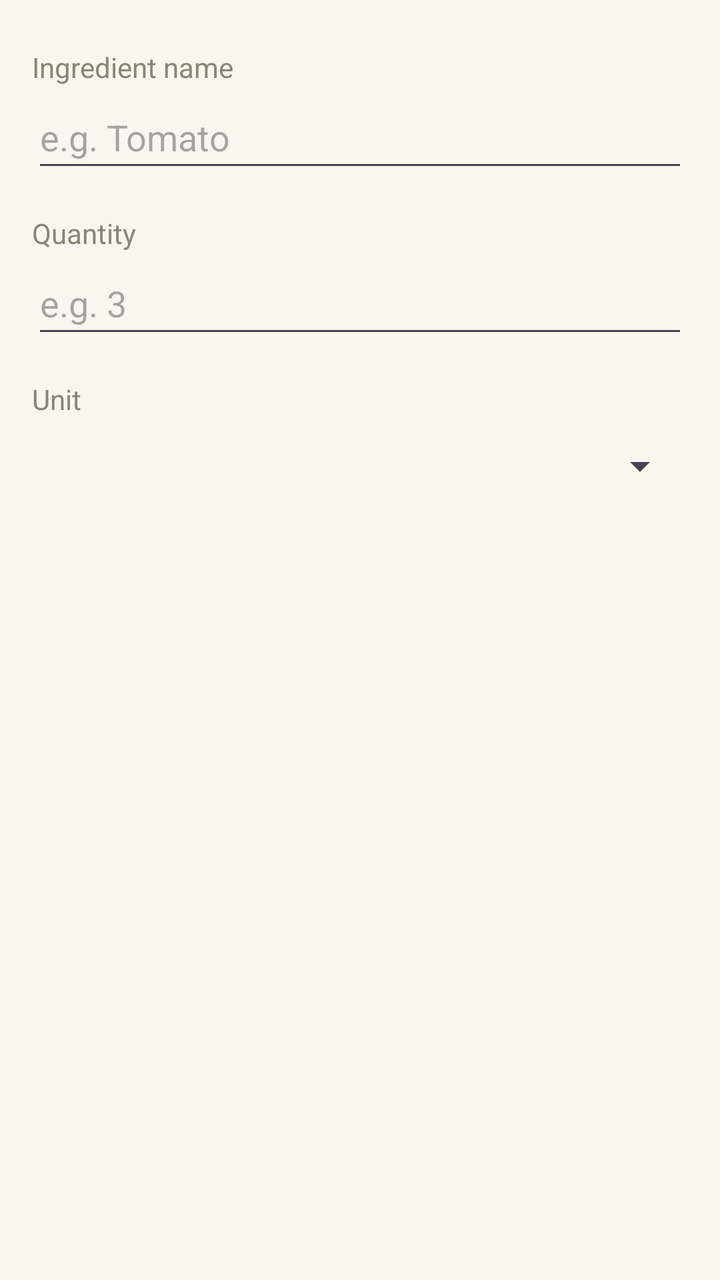
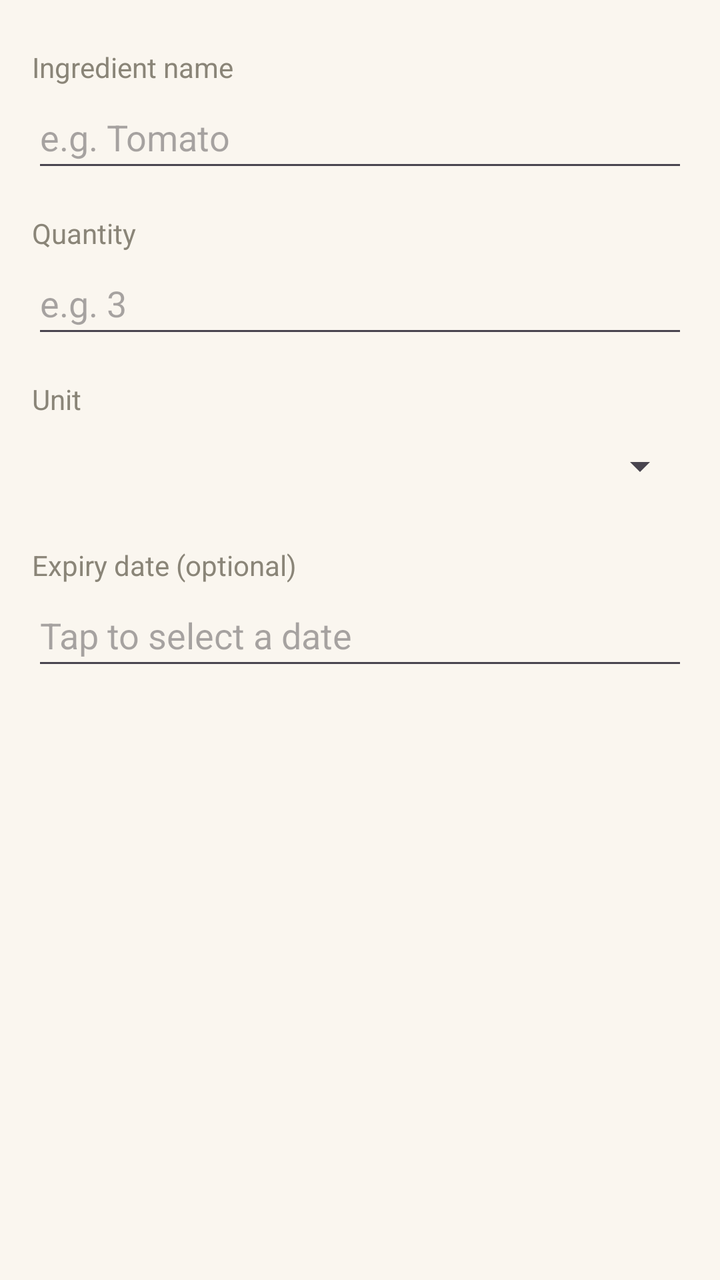

The first picture is an Android layout as it rendered before a commit; the second is the same layout after the commit. The layout source and the unified diff follow.
<!-- AndroidManifest.xml: application theme Theme.SmartPantryManager -->
<!-- res/layout/activicty_add_edit_ingredient.xml -->
<?xml version="1.0" encoding="utf-8"?>
<ScrollView xmlns:android="http://schemas.android.com/apk/res/android"
    android:layout_width="match_parent"
    android:layout_height="match_parent"
    android:background="@color/cream_background">

    <LinearLayout
        android:layout_width="match_parent"
        android:layout_height="wrap_content"
        android:orientation="vertical"
        android:padding="16dp">

        <TextView
            android:layout_width="match_parent"
            android:layout_height="wrap_content"
            android:text="@string/ingredient_name"
            android:textColor="@color/text_secondary"
            android:textSize="14sp"
            android:paddingTop="8dp"
            android:labelFor="@id/editIngredientName" />

        <EditText
            android:id="@+id/editIngredientName"
            android:layout_width="match_parent"
            android:layout_height="wrap_content"
            android:minHeight="48dp"
            android:hint="@string/hint_ingredient_name"
            android:textColor="@color/text_primary"
            android:inputType="textCapWords"
            android:importantForAutofill="no" />

        <TextView
            android:layout_width="match_parent"
            android:layout_height="wrap_content"
            android:text="@string/quantity"
            android:textColor="@color/text_secondary"
            android:textSize="14sp"
            android:paddingTop="16dp"
            android:labelFor="@id/editQuantity" />

        <EditText
            android:id="@+id/editQuantity"
            android:layout_width="match_parent"
            android:layout_height="wrap_content"
            android:minHeight="48dp"
            android:hint="@string/hint_quantity"
            android:textColor="@color/text_primary"
            android:inputType="numberDecimal"
            android:importantForAutofill="no" />

        <TextView
            android:layout_width="match_parent"
            android:layout_height="wrap_content"
            android:text="@string/unit"
            android:textColor="@color/text_secondary"
            android:textSize="14sp"
            android:paddingTop="16dp"
            android:labelFor="@id/spinnerUnit" />

        <Spinner
            android:id="@+id/spinnerUnit"
            android:layout_width="match_parent"
            android:layout_height="wrap_content"
            android:minHeight="48dp" />
    </LinearLayout>
</ScrollView>
<!-- resources referenced by this layout -->
<resources>
  <color name="cream_background">#FAF6EF</color>
  <color name="text_primary">#3D3B36</color>
  <color name="text_secondary">#8A8578</color>
  <string name="hint_ingredient_name">e.g. Tomato</string>
  <string name="hint_quantity">e.g. 3</string>
  <string name="ingredient_name">Ingredient name</string>
  <string name="quantity">Quantity</string>
  <string name="unit">Unit</string>
  <style name="Theme.SmartPantryManager" parent="Base.Theme.SmartPantryManager" />
  <style name="Base.Theme.SmartPantryManager" parent="Theme.Material3.DayNight.NoActionBar">
          
          
      </style>
</resources>

<!-- the commit's change to res/layout/activicty_add_edit_ingredient.xml (unified diff, before → after) -->
@@ -13,54 +13,75 @@
         <TextView
             android:layout_width="match_parent"
             android:layout_height="wrap_content"
+            android:labelFor="@id/editIngredientName"
+            android:paddingTop="8dp"
             android:text="@string/ingredient_name"
             android:textColor="@color/text_secondary"
-            android:textSize="14sp"
-            android:paddingTop="8dp"
-            android:labelFor="@id/editIngredientName" />
+            android:textSize="14sp" />
 
         <EditText
             android:id="@+id/editIngredientName"
             android:layout_width="match_parent"
             android:layout_height="wrap_content"
+            android:hint="@string/hint_ingredient_name"
+            android:importantForAutofill="no"
+            android:inputType="textCapWords"
             android:minHeight="48dp"
-            android:hint="@string/hint_ingredient_name"
-            android:textColor="@color/text_primary"
-            android:inputType="textCapWords"
-            android:importantForAutofill="no" />
+            android:textColor="@color/text_primary" />
 
         <TextView
             android:layout_width="match_parent"
             android:layout_height="wrap_content"
+            android:labelFor="@id/editQuantity"
+            android:paddingTop="16dp"
             android:text="@string/quantity"
             android:textColor="@color/text_secondary"
-            android:textSize="14sp"
-            android:paddingTop="16dp"
-            android:labelFor="@id/editQuantity" />
+            android:textSize="14sp" />
 
         <EditText
             android:id="@+id/editQuantity"
             android:layout_width="match_parent"
             android:layout_height="wrap_content"
+            android:hint="@string/hint_quantity"
+            android:importantForAutofill="no"
+            android:inputType="numberDecimal"
             android:minHeight="48dp"
-            android:hint="@string/hint_quantity"
-            android:textColor="@color/text_primary"
-            android:inputType="numberDecimal"
-            android:importantForAutofill="no" />
+            android:textColor="@color/text_primary" />
 
         <TextView
             android:layout_width="match_parent"
             android:layout_height="wrap_content"
+            android:labelFor="@id/spinnerUnit"
+            android:paddingTop="16dp"
             android:text="@string/unit"
             android:textColor="@color/text_secondary"
-            android:textSize="14sp"
-            android:paddingTop="16dp"
-            android:labelFor="@id/spinnerUnit" />
+            android:textSize="14sp" />
 
         <Spinner
             android:id="@+id/spinnerUnit"
             android:layout_width="match_parent"
             android:layout_height="wrap_content"
             android:minHeight="48dp" />
+
+        <TextView
+            android:layout_width="match_parent"
+            android:layout_height="wrap_content"
+            android:labelFor="@id/editExpiryDate"
+            android:paddingTop="16dp"
+            android:text="@string/expiry_optional"
+            android:textColor="@color/text_secondary"
+            android:textSize="14sp" />
+
+        <EditText
+            android:id="@+id/editExpiryDate"
+            android:layout_width="match_parent"
+            android:layout_height="wrap_content"
+            android:clickable="true"
+            android:focusable="false"
+            android:hint="@string/hint_expiry"
+            android:importantForAutofill="no"
+            android:inputType="none"
+            android:minHeight="48dp"
+            android:textColor="@color/text_primary" />
     </LinearLayout>
 </ScrollView>
<!-- resource entries referenced after the edit -->
@@ -3,6 +3,8 @@
   <color name="cream_background">#FAF6EF</color>
   <color name="text_primary">#3D3B36</color>
   <color name="text_secondary">#8A8578</color>
+  <string name="expiry_optional">Expiry date (optional)</string>
+  <string name="hint_expiry">Tap to select a date</string>
   <string name="hint_ingredient_name">e.g. Tomato</string>
   <string name="hint_quantity">e.g. 3</string>
   <string name="ingredient_name">Ingredient name</string>
